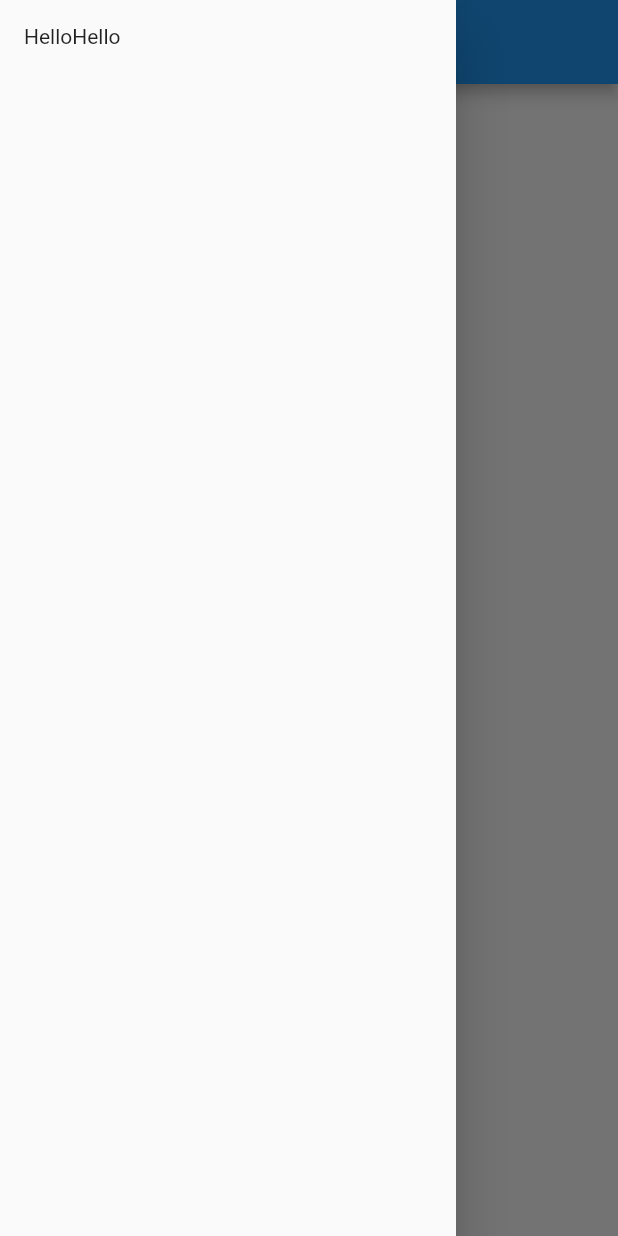
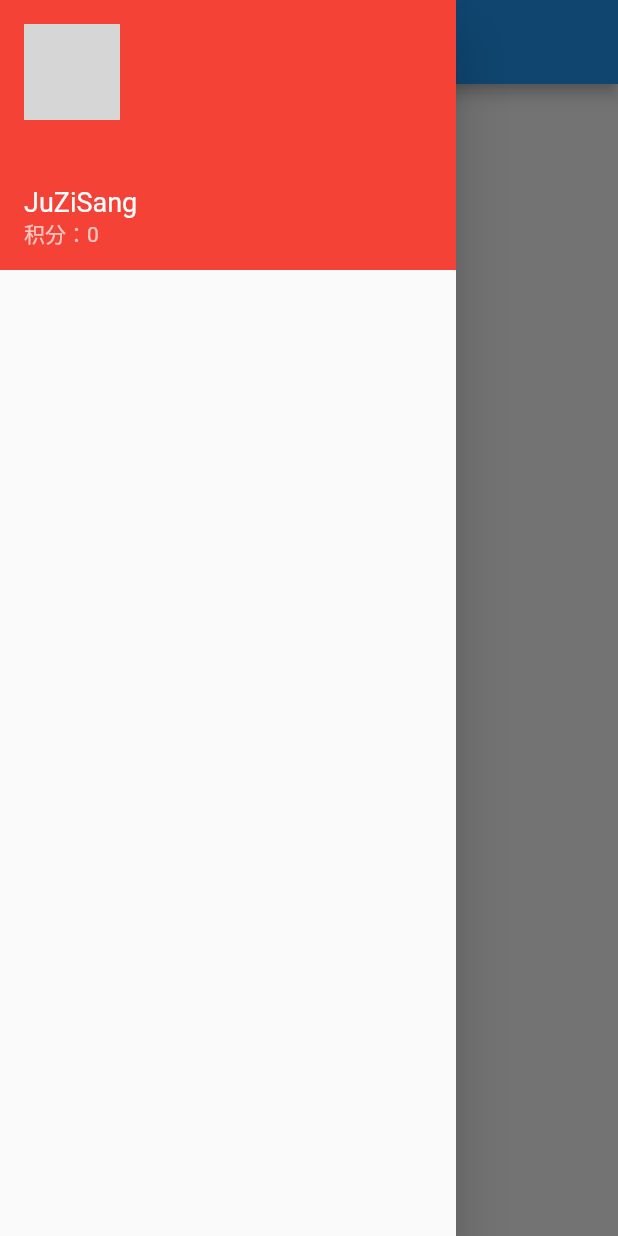
Before and after one commit to JuZiSang/flutter-cnode, a Flutter app: the screen it shows after launch, with the side drawer open, on a phone screen of 412 x 824 dp. Run offline on Flutter 3.47's test engine with Material 2 defaults, Android fonts, the phone set to English and light mode, and no system bars; network calls fail; grey boxes are pictures that could not be loaded.

Commit message:
add header

```diff
--- a/lib/ui/home_drawer.dart
+++ b/lib/ui/home_drawer.dart
@@ -22,19 +22,44 @@ class DrawerHeaderState extends State<DrawerHeader> {
   @override
   Widget build(BuildContext context) {
     return new Container(
-      padding: new EdgeInsets.all(16.0),
-      child: new Row(
-        children: <Widget>[
-          new Align(
-            alignment: Alignment.centerLeft,
-            child: new Text('Hello'),
-          ),
-          new Align(
-            alignment: Alignment.centerRight,
-            child: new Text("Hello"),
-          )
-        ],
-      ),
+        color: Colors.red,
+        height: 180.0,
+        child: new Stack(
+          children: <Widget>[
+            new Positioned(
+              left: 16.0,
+              top: 16.0,
+              child: new Container(
+                width: 64.0,
+                height: 64.0,
+                child: new CircleAvatar(
+                  radius: 100.0,
+                  backgroundImage: new NetworkImage(
+                      'https://avatars2.githubusercontent.com/u/14973323?s=460&v=4'),
+                ),
+              ),
+            ),
+            new Positioned(
+                bottom: 16.0,
+                left: 16.0,
+                child: new Container(
+                    height: 40.0,
+                    child: new Column(
+                      crossAxisAlignment: CrossAxisAlignment.start,
+                      children: <Widget>[
+                        new Text(
+                            'JuZiSang',
+                            style: new TextStyle(
+                                color: Colors.white, fontSize: 18.0)),
+                        new Text('积分：0', style: new TextStyle(
+                            color: Colors.white70, fontSize: 14.0),
+                        )
+                      ],
+                    )
+                )
+            )
+          ],
+        )
     );
   }
 }
```
